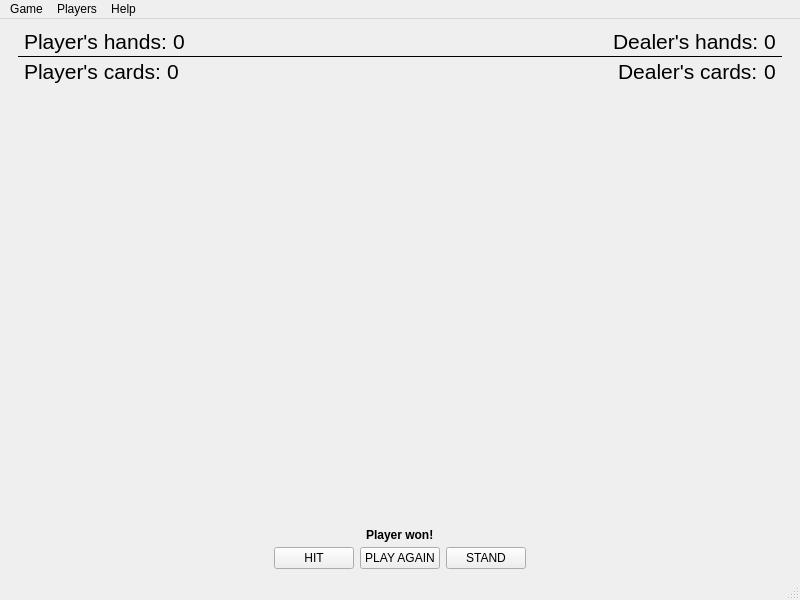
First picture: the form in mainwindow.ui, repository fflvm1/Qlackjack, before the edit.
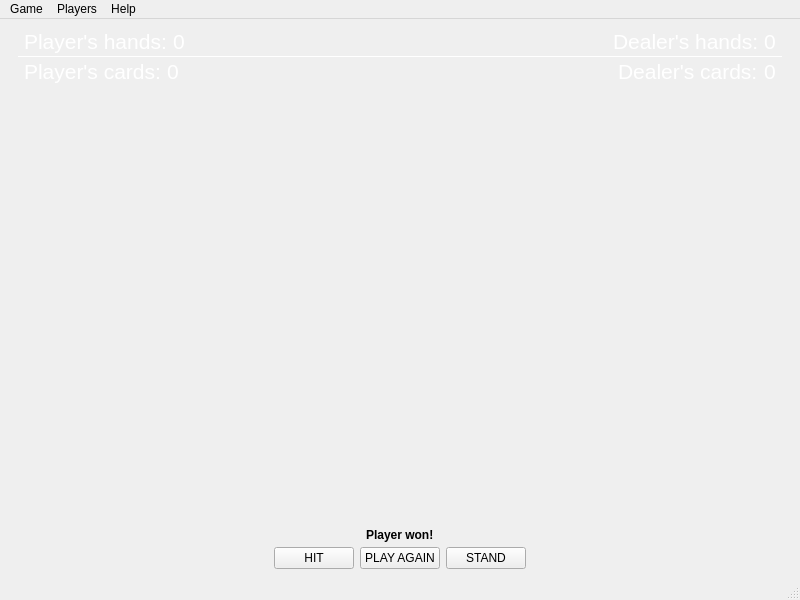
Second picture: the form after the edit.

What changed in the file:
```diff
--- a/mainwindow.ui
+++ b/mainwindow.ui
@@ -168,6 +168,9 @@
        </property>
        <item>
         <widget class="QFrame" name="frame">
+         <property name="styleSheet">
+          <string notr="true">color: white;</string>
+         </property>
          <property name="frameShape">
           <enum>QFrame::Shape::HLine</enum>
          </property>
@@ -239,6 +242,9 @@
                    <strikeout>false</strikeout>
                   </font>
                  </property>
+                 <property name="styleSheet">
+                  <string notr="true">color: white;</string>
+                 </property>
                  <property name="text">
                   <string>Player's hands: </string>
                  </property>
@@ -258,6 +264,9 @@
                    <strikeout>false</strikeout>
                   </font>
                  </property>
+                 <property name="styleSheet">
+                  <string notr="true">color: white;</string>
+                 </property>
                  <property name="text">
                   <string>0</string>
                  </property>
@@ -285,6 +294,9 @@
                    <strikeout>false</strikeout>
                   </font>
                  </property>
+                 <property name="styleSheet">
+                  <string notr="true">color: white;</string>
+                 </property>
                  <property name="text">
                   <string>Dealer's hands: </string>
                  </property>
@@ -298,6 +310,9 @@
                    <strikeout>false</strikeout>
                   </font>
                  </property>
+                 <property name="styleSheet">
+                  <string notr="true">color: white;</string>
+                 </property>
                  <property name="text">
                   <string>0</string>
                  </property>
@@ -348,6 +363,9 @@
                    <bold>false</bold>
                   </font>
                  </property>
+                 <property name="styleSheet">
+                  <string notr="true">color: white;</string>
+                 </property>
                  <property name="text">
                   <string>Player's cards: </string>
                  </property>
@@ -366,6 +384,9 @@
                    <pointsize>16</pointsize>
                   </font>
                  </property>
+                 <property name="styleSheet">
+                  <string notr="true">color: white;</string>
+                 </property>
                  <property name="text">
                   <string>0</string>
                  </property>
@@ -398,6 +419,9 @@
                    <bold>false</bold>
                   </font>
                  </property>
+                 <property name="styleSheet">
+                  <string notr="true">color: white;</string>
+                 </property>
                  <property name="text">
                   <string>Dealer's cards: </string>
                  </property>
@@ -416,6 +440,9 @@
                    <pointsize>16</pointsize>
                   </font>
                  </property>
+                 <property name="styleSheet">
+                  <string notr="true">color: white;</string>
+                 </property>
                  <property name="text">
                   <string>0</string>
                  </property>
```
Left out of the diff: 29 changed lines with no effect on the pictures.
